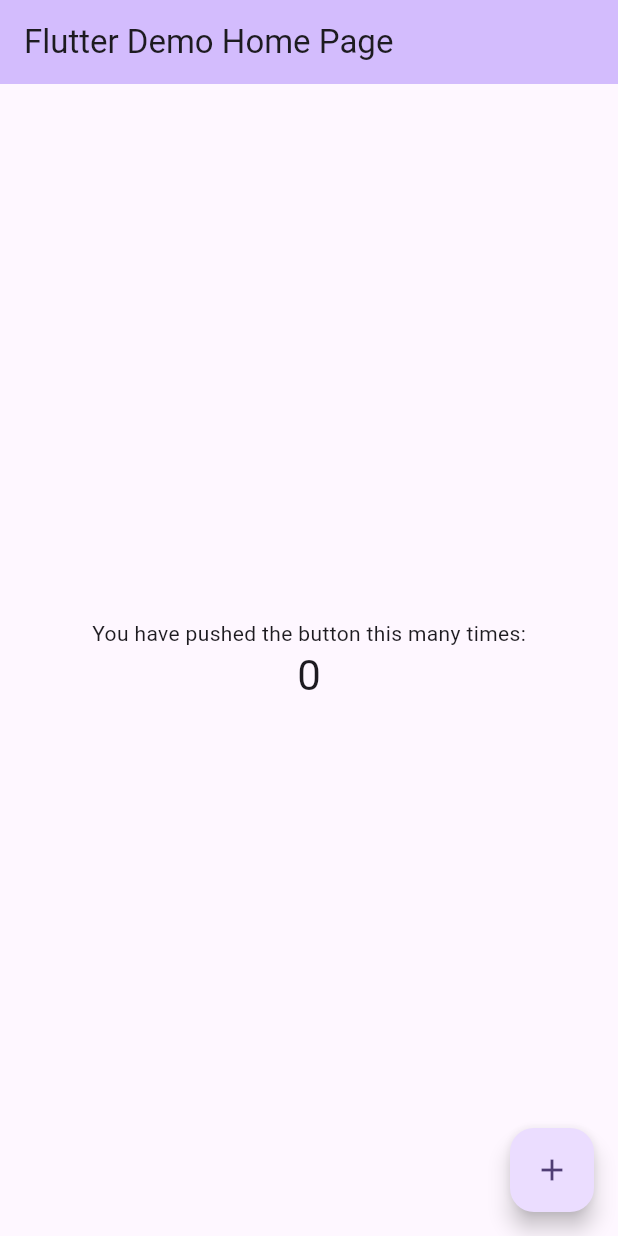
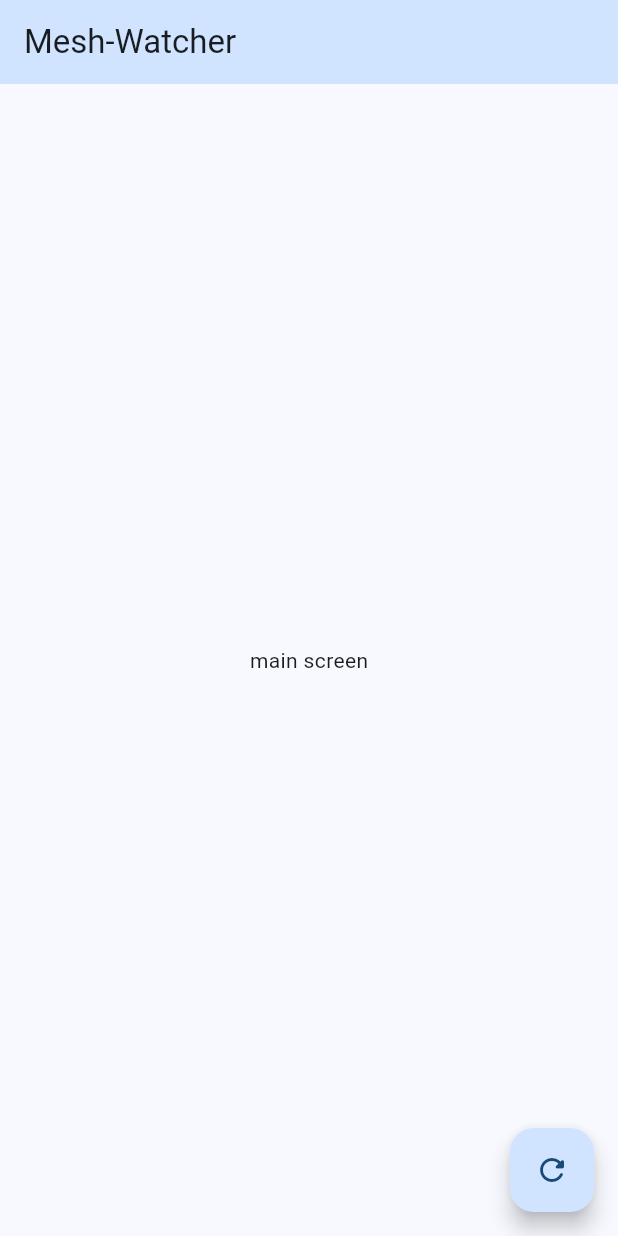
Before and after one commit to ErBWs/GD32-Mesh, a Flutter app: the screen it shows after launch, on a phone screen of 412 x 824 dp. Run offline on Flutter 3.47's test engine with Material 3 defaults, Android fonts, the phone set to English and light mode, and no system bars; our stand-ins replace dio, isar; missing offline and left inert: dio_cache_interceptor, http_cache_isar_store; accounts and stored records are empty; generated files the repository leaves out were written again.

Commit message:
change main screen

```diff
--- a/3.Software/lib/main.dart
+++ b/3.Software/lib/main.dart
@@ -1,126 +1,31 @@
 import 'package:flutter/material.dart';
-import 'package:meshw/network/iot.dart';
+import 'package:meshw/persistent_storage/isar_instance.dart';
+import 'package:meshw/ui/main_screen.dart';
 
-void main() {
+void main() async {
+  // WidgetsFlutterBinding.ensureInitialized();
+  // await isarInstance.init();
   runApp(const MyApp());
 }
 
 class MyApp extends StatelessWidget {
   const MyApp({super.key});
 
-  // This widget is the root of your application.
   @override
   Widget build(BuildContext context) {
     return MaterialApp(
-      title: 'Flutter Demo',
       theme: ThemeData(
-        // This is the theme of your application.
-        //
-        // TRY THIS: Try running your application with "flutter run". You'll see
-        // the application has a purple toolbar. Then, without quitting the app,
-        // try changing the seedColor in the colorScheme below to Colors.green
-        // and then invoke "hot reload" (save your changes or press the "hot
-        // reload" button in a Flutter-supported IDE, or press "r" if you used
-        // the command line to start the app).
-        //
-        // Notice that the counter didn't reset back to zero; the application
-        // state is not lost during the reload. To reset the state, use hot
-        // restart instead.
-        //
-        // This works for code too, not just values: Most code changes can be
-        // tested with just a hot reload.
-        colorScheme: ColorScheme.fromSeed(seedColor: Colors.deepPurple),
+        colorScheme: ColorScheme.fromSeed(seedColor: Colors.blue),
         useMaterial3: true,
       ),
-      home: const MyHomePage(title: 'Flutter Demo Home Page'),
+      darkTheme: ThemeData(
+        colorScheme: ColorScheme.fromSeed(
+          seedColor: Colors.blue,
+          brightness: Brightness.dark,
+        ),
+        useMaterial3: true,
+      ),
+      home: const MainScreen(),
     );
   }
 }
-
-class MyHomePage extends StatefulWidget {
-  const MyHomePage({super.key, required this.title});
-
-  // This widget is the home page of your application. It is stateful, meaning
-  // that it has a State object (defined below) that contains fields that affect
-  // how it looks.
-
-  // This class is the configuration for the state. It holds the values (in this
-  // case the title) provided by the parent (in this case the App widget) and
-  // used by the build method of the State. Fields in a Widget subclass are
-  // always marked "final".
-
-  final String title;
-
-  @override
-  State<MyHomePage> createState() => _MyHomePageState();
-}
-
-class _MyHomePageState extends State<MyHomePage> {
-  int _counter = 0;
-
-  void _incrementCounter() {
-    setState(() {
-      // This call to setState tells the Flutter framework that something has
-      // changed in this State, which causes it to rerun the build method below
-      // so that the display can reflect the updated values. If we changed
-      // _counter without calling setState(), then the build method would not be
-      // called again, and so nothing would appear to happen.
-      _counter++;
-    });
-  }
-
-  @override
-  Widget build(BuildContext context) {
-    // This method is rerun every time setState is called, for instance as done
-    // by the _incrementCounter method above.
-    //
-    // The Flutter framework has been optimized to make rerunning build methods
-    // fast, so that you can just rebuild anything that needs updating rather
-    // than having to individually change instances of widgets.
-    return Scaffold(
-      appBar: AppBar(
-        // TRY THIS: Try changing the color here to a specific color (to
-        // Colors.amber, perhaps?) and trigger a hot reload to see the AppBar
-        // change color while the other colors stay the same.
-        backgroundColor: Theme.of(context).colorScheme.inversePrimary,
-        // Here we take the value from the MyHomePage object that was created by
-        // the App.build method, and use it to set our appbar title.
-        title: Text(widget.title),
-      ),
-      body: Center(
-        // Center is a layout widget. It takes a single child and positions it
-        // in the middle of the parent.
-        child: Column(
-          // Column is also a layout widget. It takes a list of children and
-          // arranges them vertically. By default, it sizes itself to fit its
-          // children horizontally, and tries to be as tall as its parent.
-          //
-          // Column has various properties to control how it sizes itself and
-          // how it positions its children. Here we use mainAxisAlignment to
-          // center the children vertically; the main axis here is the vertical
-          // axis because Columns are vertical (the cross axis would be
-          // horizontal).
-          //
-          // TRY THIS: Invoke "debug painting" (choose the "Toggle Debug Paint"
-          // action in the IDE, or press "p" in the console), to see the
-          // wireframe for each widget.
-          mainAxisAlignment: MainAxisAlignment.center,
-          children: <Widget>[
-            const Text(
-              'You have pushed the button this many times:',
-            ),
-            Text(
-              '$_counter',
-              style: Theme.of(context).textTheme.headlineMedium,
-            ),
-          ],
-        ),
-      ),
-      floatingActionButton: FloatingActionButton(
-        onPressed: _incrementCounter,
-        tooltip: 'Increment',
-        child: const Icon(Icons.add),
-      ), // This trailing comma makes auto-formatting nicer for build methods.
-    );
-  }
-}
--- a/3.Software/lib/network/iot.dart
+++ b/3.Software/lib/network/iot.dart
@@ -2,7 +2,6 @@ import 'package:dio/dio.dart';
 import 'package:flutter/foundation.dart';
 import 'package:dio_cache_interceptor/dio_cache_interceptor.dart';
 import 'package:http_cache_isar_store/http_cache_isar_store.dart';
-import 'package:isar/isar.dart';
 import 'package:meshw/persistent_storage/isar_instance.dart';
 
 class Iot {
--- /dev/null
+++ b/3.Software/lib/ui/main_screen.dart
@@ -0,0 +1,25 @@
+import 'package:flutter/material.dart';
+
+class MainScreen extends StatefulWidget {
+  const MainScreen({super.key});
+
+  @override
+  State<MainScreen> createState() => _MainScreenState();
+}
+
+class _MainScreenState extends State<MainScreen> {
+  @override
+  Widget build(BuildContext context) {
+    return Scaffold(
+      appBar: AppBar(
+        backgroundColor: Theme.of(context).colorScheme.primaryContainer,
+        title: const Text("Mesh-Watcher"),
+      ),
+      body: const Center(child: Text("main screen")),
+      floatingActionButton: FloatingActionButton(
+        onPressed: () {},
+        child: const Icon(Icons.refresh_rounded),
+      ), // This trailing comma makes auto-formatting nicer for build methods.
+    );
+  }
+}
```
